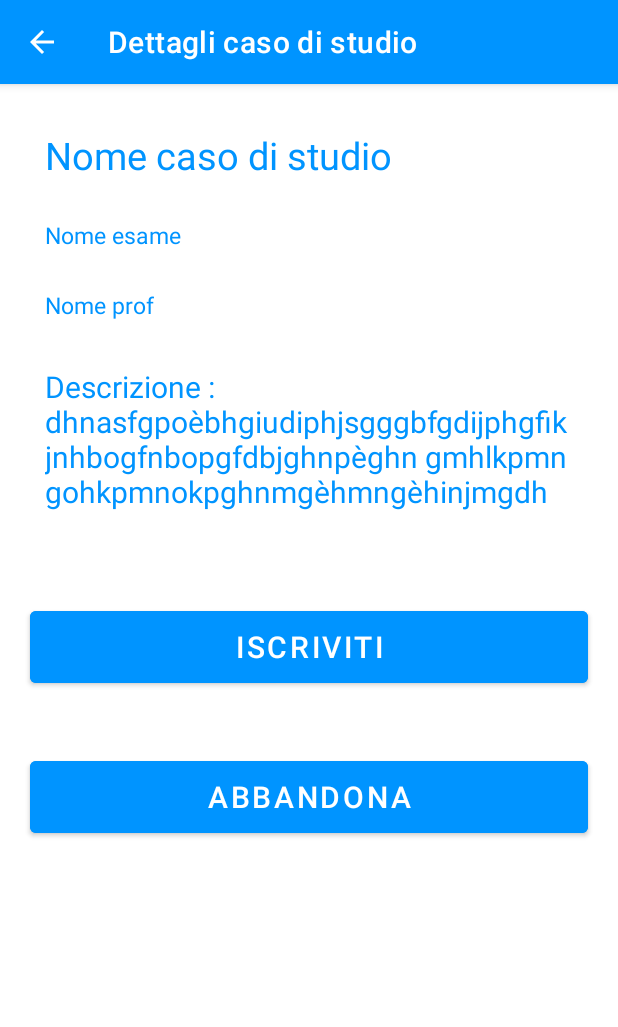
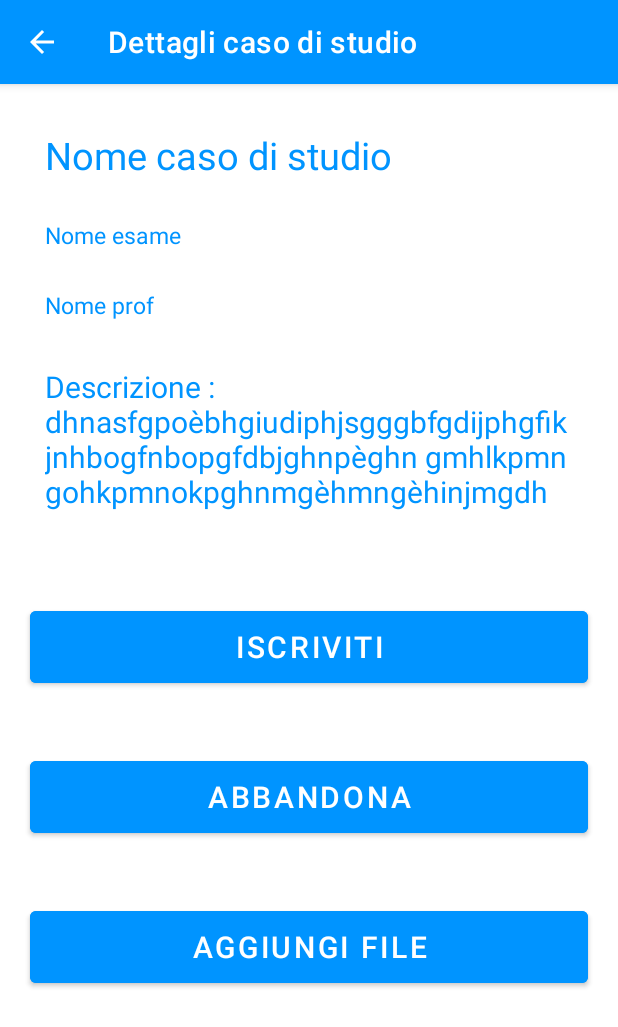
Before and after one commit to marrcolino/MyManager, an Android app: the InfoCasoDiStudio screen opened directly, with no data from a screen before it, on a phone screen of 412 x 824 dp. Shown: the top 1027 px of the screen. Run offline under Robolectric (Android 15) with nearby library versions, the phone set to English and light mode, and no system bars; our stand-ins replace Firebase (no records; nobody signed in at launch, a user with empty details on screens opened directly); 6 statements that could not run were skipped.

Commit message:
creazione inserisci file nel caso di studio

```diff
--- a/app/src/main/java/com/example/mymanager/DBHelper.java
+++ b/app/src/main/java/com/example/mymanager/DBHelper.java
@@ -167,7 +167,7 @@ public class DBHelper extends SQLiteOpenHelper {
     }
 
     public Cursor listaCasiDiStudio(String matricola){
-        String query = "select CasoDiStudio.*, Professore.nome, Professore.cognome from CasoDiStudio INNER JOIN Gruppo on Gruppo.IDCasoStudio = CasoDiStudio.ID INNER JOIN Professore on CasoDiStudio.matricolaProfessore = Professore.matricola where Gruppo.matricolaPartecipante1 = " + matricola + " or Gruppo.matricolaPartecipante2 = " + matricola + " or Gruppo.matricolaPartecipante3 = " + matricola + " or Gruppo.matricolaPartecipante4 = " + matricola + "";
+        String query = "select CasoDiStudio.*, Professore.nome, Professore.cognome, Gruppo.nome from CasoDiStudio INNER JOIN Gruppo on Gruppo.IDCasoStudio = CasoDiStudio.ID INNER JOIN Professore on CasoDiStudio.matricolaProfessore = Professore.matricola where Gruppo.matricolaPartecipante1 = " + matricola + " or Gruppo.matricolaPartecipante2 = " + matricola + " or Gruppo.matricolaPartecipante3 = " + matricola + " or Gruppo.matricolaPartecipante4 = " + matricola + "";
         SQLiteDatabase DB = this.getReadableDatabase();
 
         Cursor cursor = null;
--- a/app/src/main/res/layout/activity_info_caso_di_studio.xml
+++ b/app/src/main/res/layout/activity_info_caso_di_studio.xml
@@ -95,6 +95,16 @@
                 android:layout_marginLeft="20dp"
                 android:layout_marginRight="20dp"/>
 
+            <Button
+                android:id="@+id/inseriscifile"
+                android:layout_width="200dp"
+                android:layout_height="60dp"
+                android:layout_margin="20dp"
+                android:backgroundTint="@color/blue_app"
+                android:text="Aggiungi File"
+                android:textColor="#FFFFFF"
+                android:textSize="20dp"/>
+
         </TableLayout>
     </ScrollView>
 
--- a/app/src/main/res/layout/fragment_home.xml
+++ b/app/src/main/res/layout/fragment_home.xml
@@ -8,6 +8,7 @@
     android:layout_height="wrap_content"
     tools:context=".HomeFragment">
 
+
     <androidx.recyclerview.widget.RecyclerView
         android:layout_width="match_parent"
         android:layout_height="match_parent"
```
Also changed, not shown: app/src/main/java/com/example/mymanager/InfoCasoDiStudio.java (+110 -1 lines).
